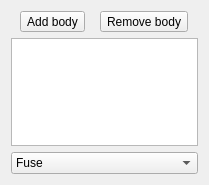
Above: src/Mod/PartDesign/Gui/TaskBooleanParameters.ui from southseact-3d/fcd before the change. Below: the same form after it.
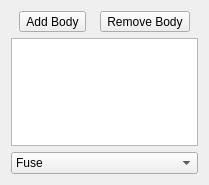
That is the form after the change.

The edit to the form file:
```diff
--- a/src/Mod/PartDesign/Gui/TaskBooleanParameters.ui
+++ b/src/Mod/PartDesign/Gui/TaskBooleanParameters.ui
@@ -19,7 +19,7 @@
      <item>
       <widget class="QToolButton" name="buttonBodyAdd">
        <property name="text">
-        <string>Add body</string>
+        <string>Add Body</string>
        </property>
        <property name="checkable">
         <bool>true</bool>
@@ -29,7 +29,7 @@
      <item>
       <widget class="QToolButton" name="buttonBodyRemove">
        <property name="text">
-        <string>Remove body</string>
+        <string>Remove Body</string>
        </property>
        <property name="checkable">
         <bool>true</bool>
```
